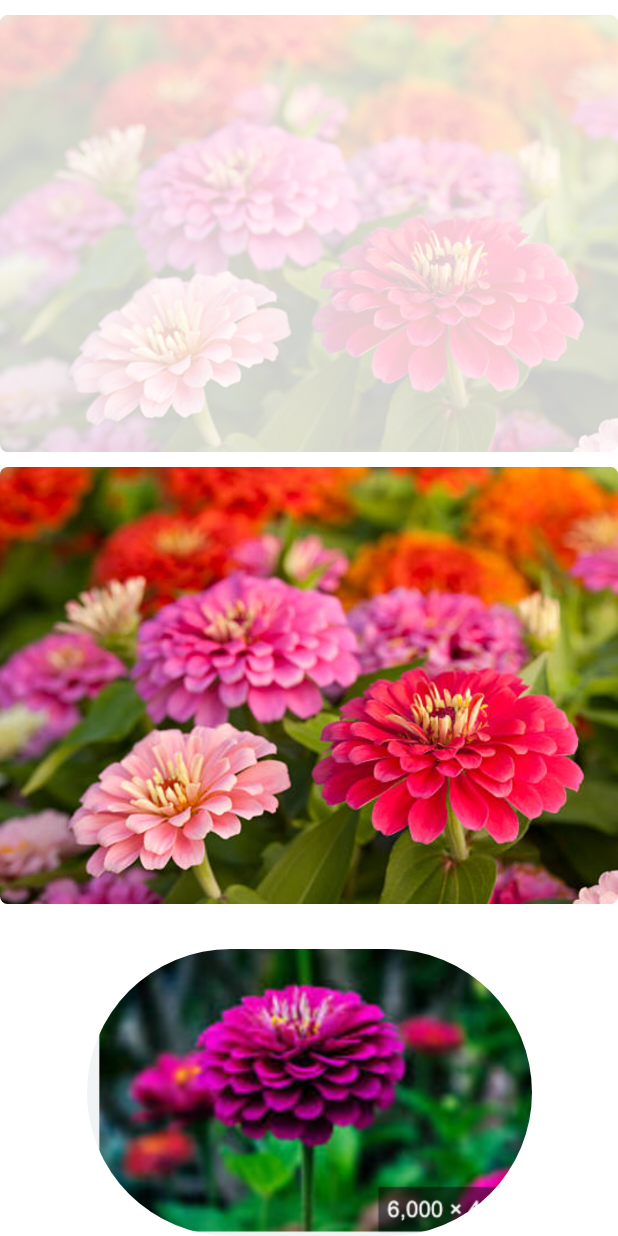
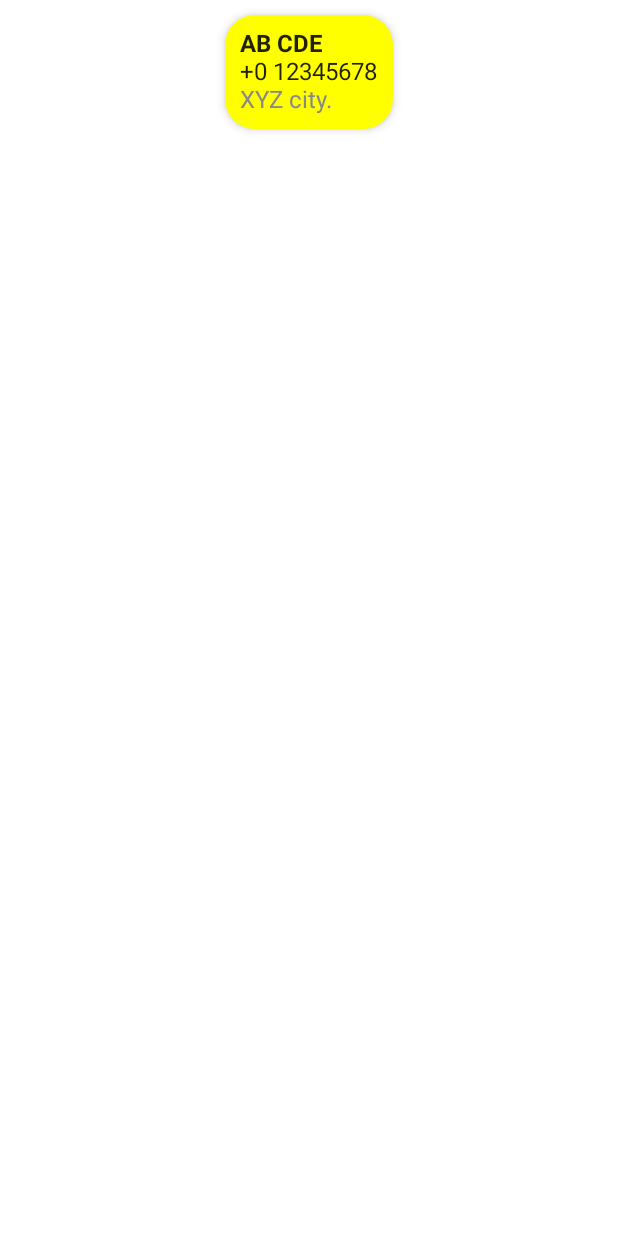
Before and after one commit to chayan2019/Jetpack-compose-component, an Android app built with Jetpack Compose: the screen it shows after launch (MainActivity), on a phone screen of 412 x 824 dp. Run offline under Robolectric (Android 15) with nearby library versions, the phone set to English and light mode, and no system bars.

Commit message:
Card Example in jetpack Compose

```diff
--- a/app/src/main/java/com/withjetpack/jetpack_compose_yt/MainActivity.kt
+++ b/app/src/main/java/com/withjetpack/jetpack_compose_yt/MainActivity.kt
@@ -11,6 +11,7 @@ import androidx.compose.ui.Modifier
 import androidx.compose.ui.platform.LocalContext
 import androidx.compose.ui.tooling.preview.Preview
 import com.withjetpack.jetpack_compose_yt.button.DisplayButton
+import com.withjetpack.jetpack_compose_yt.card.DisplayCardView
 import com.withjetpack.jetpack_compose_yt.edittext.DisplayEdittextView
 import com.withjetpack.jetpack_compose_yt.image.ImageDisplayView
 import com.withjetpack.jetpack_compose_yt.textview.DisplayTextView
@@ -29,7 +30,8 @@ class MainActivity : ComponentActivity() {
                    // DisplayTextView("Welcome to Jetpack Compose")
                   //  DisplayButton(LocalContext.current)
                     //DisplayEdittextView()
-                    ImageDisplayView()
+                  //  ImageDisplayView()
+                    DisplayCardView()
                  }
             }
         }
--- /dev/null
+++ b/app/src/main/java/com/withjetpack/jetpack_compose_yt/card/DisplayCardView.kt
@@ -0,0 +1,33 @@
+package com.withjetpack.jetpack_compose_yt.card
+
+import android.util.Log.d
+import androidx.compose.foundation.Image
+import androidx.compose.foundation.layout.*
+import androidx.compose.foundation.shape.RoundedCornerShape
+import androidx.compose.material.Card
+import androidx.compose.material.Text
+import androidx.compose.runtime.Composable
+import androidx.compose.ui.Alignment
+import androidx.compose.ui.Modifier
+import androidx.compose.ui.graphics.Color
+import androidx.compose.ui.res.painterResource
+import androidx.compose.ui.text.font.FontWeight
+import androidx.compose.ui.unit.dp
+import com.withjetpack.jetpack_compose_yt.R
+
+@Composable
+fun DisplayCardView (){
+
+    Column(
+        horizontalAlignment = Alignment.CenterHorizontally,
+        modifier = Modifier.fillMaxWidth().fillMaxHeight(), content = {
+            Card(elevation = 4.dp,shape = RoundedCornerShape(20.dp),backgroundColor = Color.Yellow, modifier = Modifier.padding(all = 10.dp)) {
+                Column(modifier = Modifier.padding(10.dp)) {
+                    Text("AB CDE", fontWeight = FontWeight.W700)
+                    Text("+0 12345678")
+                    Text("XYZ city.", color = Color.Gray)
+                }
+            }
+        }
+    )
+}
```
